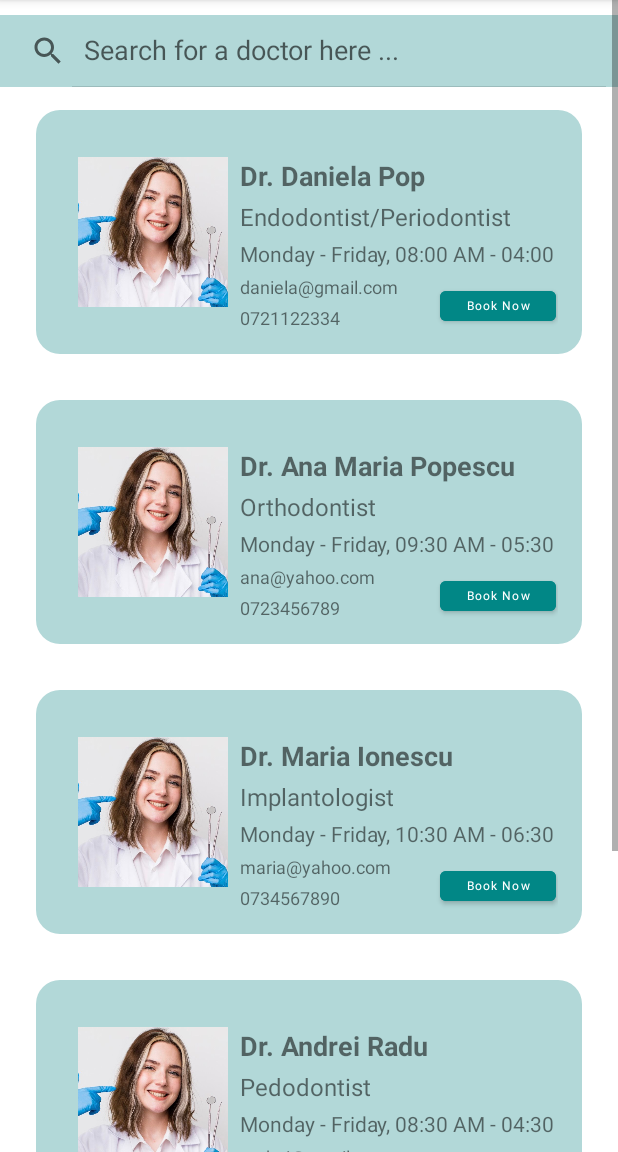
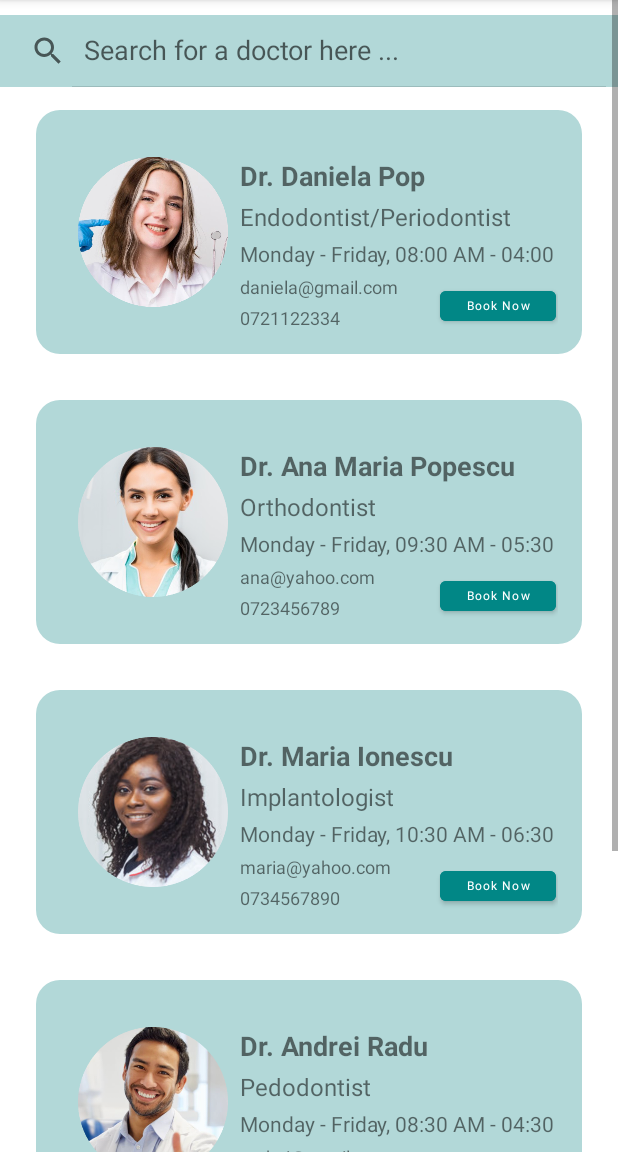
Before and after one commit to Iasmina012/DentalHub, an Android app: the Activity_DoctorsInfo screen opened directly, with no data from a screen before it, on a phone screen of 412 x 824 dp, the part 84-1236 px from its top. Run offline under Robolectric (Android 15) with nearby library versions, the phone set to English and light mode, and no system bars.

Commit message:
Fixed Doctors Image

```diff
--- a/app/src/main/java/com/upt/cti/dentalhub/Activity_DoctorsInfo.java
+++ b/app/src/main/java/com/upt/cti/dentalhub/Activity_DoctorsInfo.java
@@ -5,12 +5,9 @@ import android.os.Bundle;
 import android.view.View;
 import android.widget.SearchView;
 import android.widget.TextView;
-//import android.widget.Toast;
-
 import androidx.appcompat.app.AppCompatActivity;
 import androidx.recyclerview.widget.LinearLayoutManager;
 import androidx.recyclerview.widget.RecyclerView;
-
 import java.util.ArrayList;
 import java.util.List;
 
@@ -22,12 +19,11 @@ public class Activity_DoctorsInfo extends AppCompatActivity {
 
     @Override
     protected void onCreate(Bundle savedInstanceState) {
-
         super.onCreate(savedInstanceState);
         setContentView(R.layout.activity_doctors_info);
 
         doctorList = new ArrayList<>();
-        doctorAdapter = new DoctorAdapter(doctorList);
+        doctorAdapter = new DoctorAdapter(doctorList, this);
 
         recyclerView = findViewById(R.id.recyclerView);
         recyclerView.setLayoutManager(new LinearLayoutManager(this));
@@ -37,8 +33,7 @@ public class Activity_DoctorsInfo extends AppCompatActivity {
         SearchView searchView = findViewById(R.id.searchView);
         searchView.clearFocus();
         searchView.setQueryHint("Search for a doctor here ...");
-        searchView.setOnQueryTextListener(new SearchView.OnQueryTextListener(){
-
+        searchView.setOnQueryTextListener(new SearchView.OnQueryTextListener() {
             @Override
             public boolean onQueryTextSubmit(String query) {
                 return false;
@@ -46,10 +41,8 @@ public class Activity_DoctorsInfo extends AppCompatActivity {
 
             @Override
             public boolean onQueryTextChange(String newText) {
-
                 filterList(newText);
                 return true;
-
             }
         });
 
@@ -59,33 +52,27 @@ public class Activity_DoctorsInfo extends AppCompatActivity {
             Intent intent = new Intent(Activity_DoctorsInfo.this, Activity_Appointment.class);
             startActivity(intent);
         });
-
     }
 
     private void addDoctorsToList() {
-
-        doctorList.add(new Doctor(R.drawable.item1, "Dr. Daniela Pop", "Endodontist/Periodontist", "Monday - Friday, 08:00 AM - 04:00 PM", "0721122334", "daniela@gmail.com"));
-        doctorList.add(new Doctor(R.drawable.item1, "Dr. Ana Maria Popescu", "Orthodontist", "Monday - Friday, 09:30 AM - 05:30 PM", "0723456789", "ana@yahoo.com"));
-        doctorList.add(new Doctor(R.drawable.item1, "Dr. Maria Ionescu", "Implantologist", "Monday - Friday, 10:30 AM - 06:30 PM", "0734567890", "maria@yahoo.com"));
-        doctorList.add(new Doctor(R.drawable.item1, "Dr. Andrei Radu", "Pedodontist", "Monday - Friday, 08:30 AM - 04:30 PM", "0745678901", "andrei@gmail.com"));
-        doctorList.add(new Doctor(R.drawable.item1, "Dr. Elena Popa", "Prosthodontist", "Monday - Friday, 08:00 AM - 04:00 PM", "0756789012", "elena@gmail.com"));
+        doctorList.add(new Doctor(R.drawable.doctor01, "Dr. Daniela Pop", "Endodontist/Periodontist", "Monday - Friday, 08:00 AM - 04:00 PM", "0721122334", "daniela@gmail.com"));
+        doctorList.add(new Doctor(R.drawable.doctor02, "Dr. Ana Maria Popescu", "Orthodontist", "Monday - Friday, 09:30 AM - 05:30 PM", "0723456789", "ana@yahoo.com"));
+        doctorList.add(new Doctor(R.drawable.doctor04, "Dr. Maria Ionescu", "Implantologist", "Monday - Friday, 10:30 AM - 06:30 PM", "0734567890", "maria@yahoo.com"));
+        doctorList.add(new Doctor(R.drawable.doctor03, "Dr. Andrei Radu", "Pedodontist", "Monday - Friday, 08:30 AM - 04:30 PM", "0745678901", "andrei@gmail.com"));
+        doctorList.add(new Doctor(R.drawable.doctor05, "Dr. Elena Popa", "Prosthodontist", "Monday - Friday, 08:00 AM - 04:00 PM", "0756789012", "elena@gmail.com"));
 
         doctorAdapter.notifyDataSetChanged();
-
     }
 
     private void filterList(String text) {
-
         List<Doctor> filteredList = new ArrayList<>();
-        for(Doctor doctor : doctorList) {
-
+        for (Doctor doctor : doctorList) {
             if (doctor.getName().toLowerCase().contains(text.toLowerCase())) {
                 filteredList.add(doctor);
             }
         }
 
-        if(filteredList.isEmpty()){
-            //Toast.makeText(this, "No doctors found!", Toast.LENGTH_SHORT).show();
+        if (filteredList.isEmpty()) {
             textViewNoResults.setText("No doctors found!");
             textViewNoResults.setVisibility(View.VISIBLE);
             recyclerView.setVisibility(View.GONE);
@@ -94,7 +81,5 @@ public class Activity_DoctorsInfo extends AppCompatActivity {
             recyclerView.setVisibility(View.VISIBLE);
             doctorAdapter.setFilteredList(filteredList);
         }
-
     }
-
 }
--- a/app/src/main/java/com/upt/cti/dentalhub/Doctor.java
+++ b/app/src/main/java/com/upt/cti/dentalhub/Doctor.java
@@ -1,69 +1,43 @@
 package com.upt.cti.dentalhub;
 
 public class Doctor {
+    private int imageResource;
     private String name;
     private String specialization;
     private String schedule;
     private String phoneNumber;
     private String email;
-    private int image;
 
-    public Doctor(int image, String name, String specialization, String schedule, String phoneNumber, String email) {
-
-        this.image = image;
+    public Doctor(int imageResource, String name, String specialization, String schedule, String phoneNumber, String email) {
+        this.imageResource = imageResource;
         this.name = name;
         this.specialization = specialization;
         this.schedule = schedule;
         this.phoneNumber = phoneNumber;
         this.email = email;
+    }
 
+    public int getImageResource() {
+        return imageResource;
     }
 
     public String getName() {
         return name;
     }
 
-    public void setName(String name) {
-        this.name = name;
-    }
-
     public String getSpecialization() {
         return specialization;
-    }
-
-    public void setSpecialization(String specialization) {
-        this.specialization = specialization;
     }
 
     public String getSchedule() {
         return schedule;
     }
 
-    public void setSchedule(String schedule) {
-        this.schedule = schedule;
-    }
-
     public String getPhoneNumber() {
         return phoneNumber;
-    }
-
-    public void setPhoneNumber(String phoneNumber) {
-        this.phoneNumber = phoneNumber;
     }
 
     public String getEmail() {
         return email;
     }
-
-    public void setEmail(String email) {
-        this.email = email;
-    }
-
-    public int getImage() {
-        return image;
-    }
-
-    public void setImage(int image) {
-        this.image = image;
-    }
 }
--- a/app/src/main/java/com/upt/cti/dentalhub/DoctorAdapter.java
+++ b/app/src/main/java/com/upt/cti/dentalhub/DoctorAdapter.java
@@ -1,87 +1,41 @@
 package com.upt.cti.dentalhub;
 
+import android.content.Context;
 import android.view.LayoutInflater;
 import android.view.View;
 import android.view.ViewGroup;
 import android.widget.Button;
 import android.widget.ImageView;
 import android.widget.TextView;
-
 import androidx.annotation.NonNull;
 import androidx.recyclerview.widget.RecyclerView;
-
 import java.util.List;
 
-interface OnBookNowClickListener {
-    void onBookNowClick(int position);
+public class DoctorAdapter extends RecyclerView.Adapter<DoctorAdapter.DoctorViewHolder> {
+    private List<Doctor> doctorList;
+    private LayoutInflater inflater;
+    private OnBookNowClickListener listener;
 
-}
-
-public class DoctorAdapter extends RecyclerView.Adapter<DoctorAdapter.ViewHolder> {
-    private List<Doctor> doctorList;
-    private OnBookNowClickListener bookNowClickListener;
-
-    public void setOnBookNowClickListener(OnBookNowClickListener listener) {
-        this.bookNowClickListener = listener;
+    public interface OnBookNowClickListener {
+        void onBookNowClick(int position);
     }
 
-    public class ViewHolder extends RecyclerView.ViewHolder {
-
-        TextView nameTextView;
-        TextView specializationTextView;
-        TextView scheduleTextView;
-        TextView phoneNumberTextView;
-        TextView emailTextView;
-        ImageView doctorImageView;
-        Button bookNowButton;
-
-        public ViewHolder(View view) {
-
-            super(view);
-            nameTextView = view.findViewById(R.id.textViewName);
-            specializationTextView = view.findViewById(R.id.textViewSpecialization);
-            scheduleTextView = view.findViewById(R.id.textViewSchedule);
-            phoneNumberTextView = view.findViewById(R.id.textView_phoneNumber);
-            emailTextView = view.findViewById(R.id.textView_email);
-            doctorImageView = view.findViewById(R.id.imageViewDoctor);
-
-            bookNowButton = itemView.findViewById(R.id.bookNowButton);
-            bookNowButton.setOnClickListener(v -> {
-                if (bookNowClickListener != null) {
-                    bookNowClickListener.onBookNowClick(getAdapterPosition());
-                }
-            });
-
-        }
-
-    }
-
-    public DoctorAdapter(List<Doctor> doctorList) {
+    public DoctorAdapter(List<Doctor> doctorList, Context context) {
         this.doctorList = doctorList;
+        this.inflater = LayoutInflater.from(context);
     }
 
     @NonNull
     @Override
-    public ViewHolder onCreateViewHolder(@NonNull ViewGroup parent, int viewType) {
-
-        View itemView = LayoutInflater.from(parent.getContext())
-                .inflate(R.layout.card_doctor, parent, false);
-        return new ViewHolder(itemView);
-
+    public DoctorViewHolder onCreateViewHolder(@NonNull ViewGroup parent, int viewType) {
+        View itemView = inflater.inflate(R.layout.card_doctor, parent, false);
+        return new DoctorViewHolder(itemView);
     }
 
     @Override
-    public void onBindViewHolder(@NonNull ViewHolder holder, int position) {
-
-        Doctor doctor = doctorList.get(position);
-
-        holder.nameTextView.setText(doctor.getName());
-        holder.specializationTextView.setText(doctor.getSpecialization());
-        holder.scheduleTextView.setText(doctor.getSchedule());
-        holder.phoneNumberTextView.setText(doctor.getPhoneNumber());
-        holder.emailTextView.setText(doctor.getEmail());
-        holder.doctorImageView.setImageResource(R.drawable.item1);
-
+    public void onBindViewHolder(@NonNull DoctorViewHolder holder, int position) {
+        Doctor currentDoctor = doctorList.get(position);
+        holder.bind(currentDoctor);
     }
 
     @Override
@@ -89,11 +43,45 @@ public class DoctorAdapter extends RecyclerView.Adapter<DoctorAdapter.ViewHolder
         return doctorList.size();
     }
 
-    public void setFilteredList(List<Doctor> filteredList){
-
-        doctorList = filteredList;
+    public void setFilteredList(List<Doctor> filteredList) {
+        this.doctorList = filteredList;
         notifyDataSetChanged();
-
     }
 
+    public void setOnBookNowClickListener(OnBookNowClickListener listener) {
+        this.listener = listener;
+    }
+
+    class DoctorViewHolder extends RecyclerView.ViewHolder {
+        private ImageView imageViewDoctor;
+        private TextView textViewName, textViewSpecialization, textViewSchedule, textViewEmail, textViewPhoneNumber;
+        private Button bookNowButton;
+
+        DoctorViewHolder(View itemView) {
+            super(itemView);
+            imageViewDoctor = itemView.findViewById(R.id.imageViewDoctor);
+            textViewName = itemView.findViewById(R.id.textViewName);
+            textViewSpecialization = itemView.findViewById(R.id.textViewSpecialization);
+            textViewSchedule = itemView.findViewById(R.id.textViewSchedule);
+            textViewEmail = itemView.findViewById(R.id.textView_email);
+            textViewPhoneNumber = itemView.findViewById(R.id.textView_phoneNumber);
+            bookNowButton = itemView.findViewById(R.id.bookNowButton);
+
+            bookNowButton.setOnClickListener(v -> {
+                int position = getAdapterPosition();
+                if (listener != null && position != RecyclerView.NO_POSITION) {
+                    listener.onBookNowClick(position);
+                }
+            });
+        }
+
+        void bind(Doctor doctor) {
+            imageViewDoctor.setImageResource(doctor.getImageResource());
+            textViewName.setText(doctor.getName());
+            textViewSpecialization.setText(doctor.getSpecialization());
+            textViewSchedule.setText(doctor.getSchedule());
+            textViewEmail.setText(doctor.getEmail());
+            textViewPhoneNumber.setText(doctor.getPhoneNumber());
+        }
+    }
 }
```
Also changed, not shown: app/src/main/res/drawable/doctor01.png (added), app/src/main/res/drawable/doctor02.png (added), app/src/main/res/drawable/doctor03.png (added), app/src/main/res/drawable/doctor04.png (added), app/src/main/res/drawable/doctor05.png (added), app/src/main/res/drawable/item1.jpeg (deleted).
